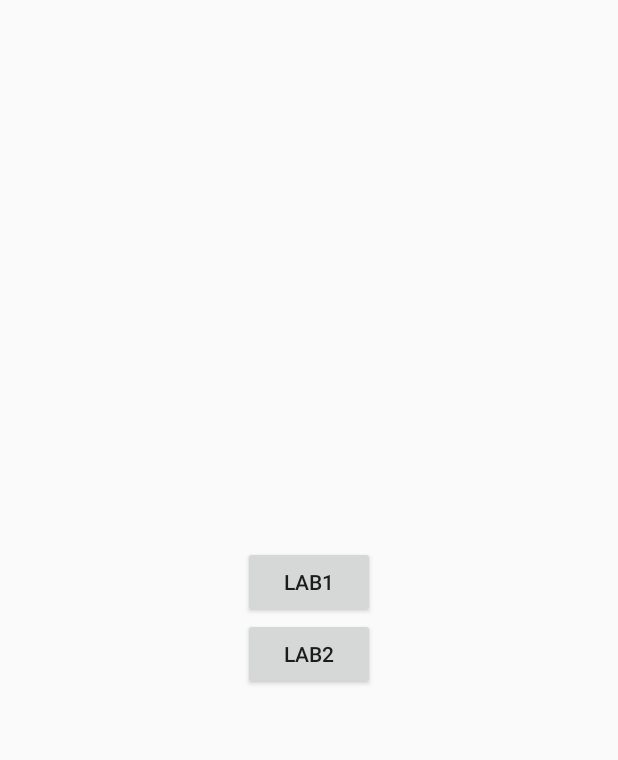
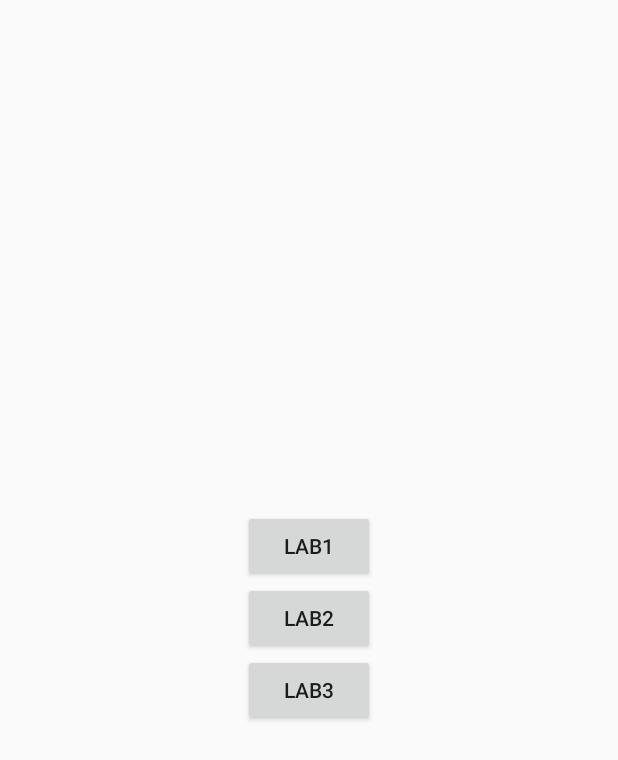
Before and after one commit to Mubinjon9oo9/MobDev, an Android app built with Jetpack Compose: the screen it shows after launch (MainActivity), on a phone screen of 412 x 824 dp. Shown: the top 760 px of the screen. Run offline under Robolectric (Android 15) with nearby library versions, the phone set to English and light mode, and no system bars.

Commit message:
update: lab3 finished

```diff
--- a/app/src/main/AndroidManifest.xml
+++ b/app/src/main/AndroidManifest.xml
@@ -25,6 +25,7 @@
         </activity>
         <activity android:name=".Lab1Activity" />
         <activity android:name=".Lab2Activity" />
+        <activity android:name=".Lab3Activity" />
     </application>
 
 </manifest>
--- a/app/src/main/java/com/example/lab1/MainActivity.kt
+++ b/app/src/main/java/com/example/lab1/MainActivity.kt
@@ -20,5 +20,10 @@ class MainActivity : AppCompatActivity() {
             val intent = Intent(this, Lab2Activity::class.java)
             startActivity(intent)
         }
+        val btnLab3 = findViewById<Button>(R.id.btnLab3)
+        btnLab3.setOnClickListener {
+            val intent = Intent(this, Lab3Activity::class.java)
+            startActivity(intent)
+        }
     }
 }
--- a/app/src/main/res/layout/activity_main.xml
+++ b/app/src/main/res/layout/activity_main.xml
@@ -16,5 +16,10 @@
         android:layout_width="wrap_content"
         android:layout_height="wrap_content"
         android:text="Lab2" />
+    <Button
+        android:id="@+id/btnLab3"
+        android:layout_width="wrap_content"
+        android:layout_height="wrap_content"
+        android:text="Lab3" />
 
 </LinearLayout>
```
Also changed, not shown: app/src/main/java/com/example/lab1/Lab3Activity.kt (+31 -1 lines), app/src/main/res/layout/activity_lab3.xml (+27 -2 lines).
